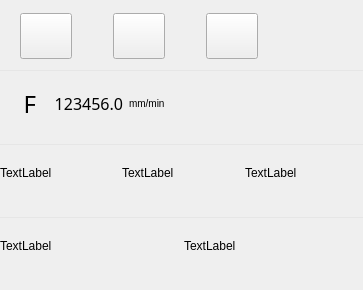
Before: the Qt Designer form client/operationpanel.ui in DandiacalMonkey/ltp, drawn with Qt 5.
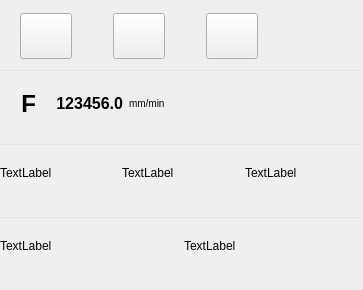
After: the same form once the commit is applied. Custom widgets are drawn as their Qt base class.

Commit message: hua.g.l：1.修改字体bold样式；2.菜单栏信号连接接口；3.修改错误宏变量；

What changed in the file:
```diff
--- a/client/operationpanel.ui
+++ b/client/operationpanel.ui
@@ -147,7 +147,7 @@
          <item>
           <widget class="QLabel" name="speedFSymbol_">
            <property name="styleSheet">
-            <string notr="true">font:24px Arial Bold;</string>
+            <string notr="true">font:Bold 24px Arial;</string>
            </property>
            <property name="text">
             <string>F</string>
@@ -160,7 +160,7 @@
          <item>
           <widget class="QLabel" name="speedF_">
            <property name="styleSheet">
-            <string notr="true">font:16px Arial Bold;</string>
+            <string notr="true">font:Bold 16px Arial;</string>
            </property>
            <property name="text">
             <string>123456.0</string>
```
The commit also changes 12 other files.
